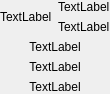
This is lib/unicorn/dialogs/AboutDialog.ui in mutecypher/lastfm-desktop as Qt 5 draws it before an edit. The edited form follows.
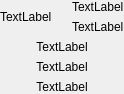
This is the edited form.

Commit message: About dialog improvements.

Diff of the .ui file:
```diff
--- a/lib/unicorn/dialogs/AboutDialog.ui
+++ b/lib/unicorn/dialogs/AboutDialog.ui
@@ -15,7 +15,7 @@
   </property>
   <layout class="QVBoxLayout" name="verticalLayout">
    <property name="spacing">
-    <number>6</number>
+    <number>0</number>
    </property>
    <property name="sizeConstraint">
     <enum>QLayout::SetFixedSize</enum>
@@ -24,7 +24,25 @@
     <number>0</number>
    </property>
    <item>
+    <widget class="QFrame" name="frame">
+     <property name="frameShape">
+      <enum>QFrame::NoFrame</enum>
+     </property>
+     <property name="frameShadow">
+      <enum>QFrame::Raised</enum>
+     </property>
+     <layout class="QVBoxLayout" name="verticalLayout_3">
+      <property name="spacing">
+       <number>6</number>
+      </property>
+      <property name="margin">
+       <number>0</number>
+      </property>
+      <item>
     <layout class="QHBoxLayout" name="horizontalLayout">
+        <property name="spacing">
+         <number>20</number>
+        </property>
      <item>
       <widget class="QLabel" name="as">
        <property name="text">
@@ -38,7 +56,7 @@
         <number>6</number>
        </property>
        <item>
-        <spacer name="verticalSpacer">
+           <spacer name="verticalSpacer_2">
          <property name="orientation">
           <enum>Qt::Vertical</enum>
          </property>
@@ -64,6 +82,19 @@
          </property>
         </widget>
        </item>
+          <item>
+           <spacer name="verticalSpacer">
+            <property name="orientation">
+             <enum>Qt::Vertical</enum>
+            </property>
+            <property name="sizeHint" stdset="0">
+             <size>
+              <width>20</width>
+              <height>0</height>
+             </size>
+            </property>
+           </spacer>
+          </item>
       </layout>
      </item>
     </layout>
@@ -96,6 +127,9 @@
      <property name="alignment">
       <set>Qt::AlignCenter</set>
      </property>
+       </widget>
+      </item>
+     </layout>
     </widget>
    </item>
   </layout>
```
Left out of the diff: 6 changed lines with no effect on the pictures. Lines whose indentation alone changed are shown as unchanged. The commit also changes 1 other file.
